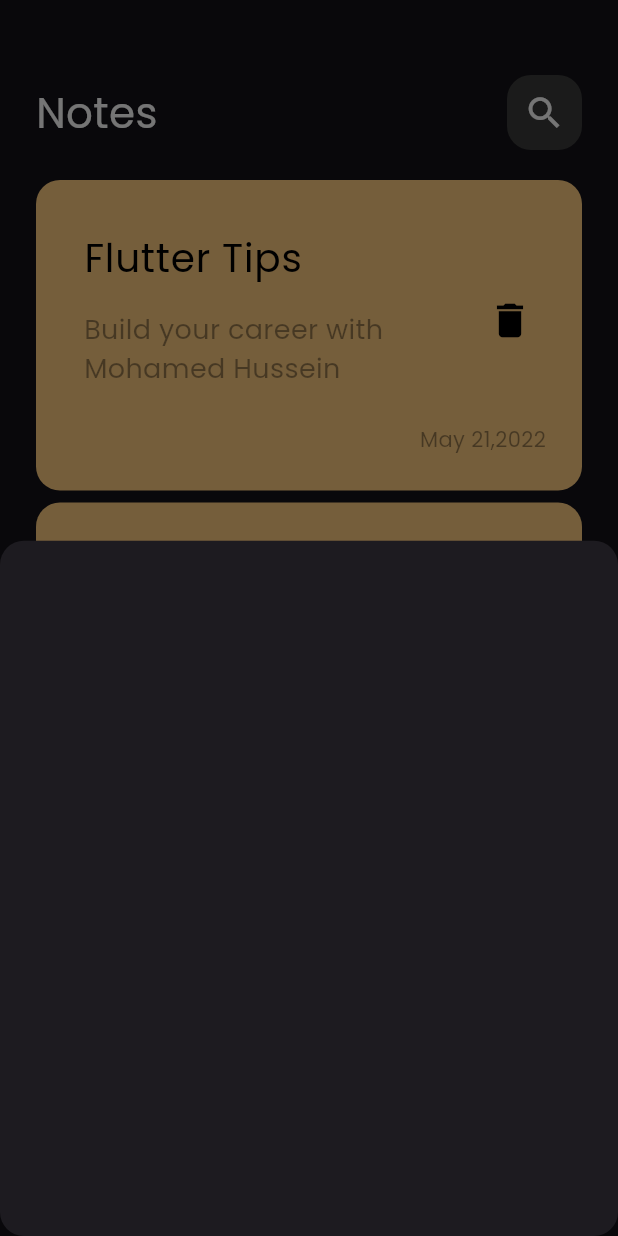
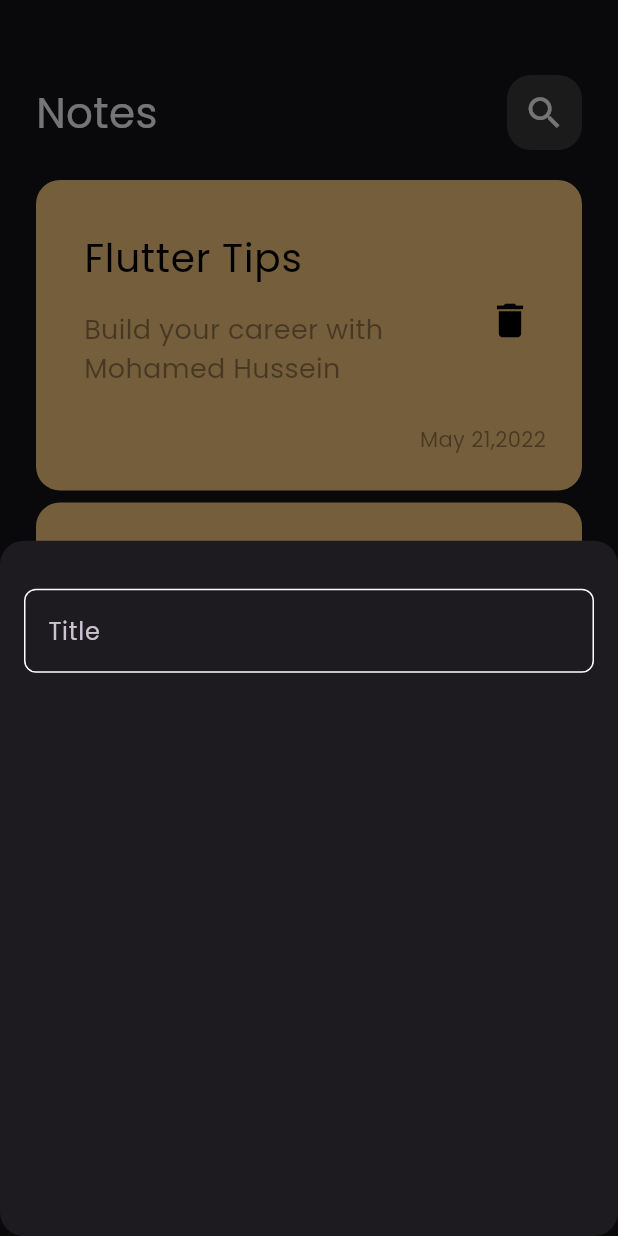
Before and after one commit to MohamedHussein20/Notes_App_Flutter, a Flutter app: the screen it shows after launch, after a tap on the "add" icon, on a phone screen of 412 x 824 dp. Run offline on Flutter 3.47's test engine with Material 3 defaults, Android fonts, the phone set to English and light mode, and no system bars.

Commit message:
create custom textfield

```diff
--- a/lib/widgets/add_note_bottom_sheet.dart
+++ b/lib/widgets/add_note_bottom_sheet.dart
@@ -1,10 +1,16 @@
 import 'package:flutter/material.dart';
+import 'package:notes_app/widgets/custom_textfield.dart';
 
 class AddNoteBottomSheet extends StatelessWidget {
   const AddNoteBottomSheet({super.key});
 
   @override
   Widget build(BuildContext context) {
-    return Container();
+    return Container(
+      child: Padding(
+        padding: const EdgeInsets.symmetric(horizontal: 16.0),
+        child: Column(children: [SizedBox(height: 32), CustomTextField()]),
+      ),
+    );
   }
 }
--- /dev/null
+++ b/lib/widgets/custom_textfield.dart
@@ -0,0 +1,25 @@
+import 'package:flutter/material.dart';
+
+class CustomTextField extends StatelessWidget {
+  const CustomTextField({super.key});
+
+  @override
+  Widget build(BuildContext context) {
+    return TextField(
+      cursorColor: Color(0xff62fcd7),
+      decoration: InputDecoration(
+        hintText: 'Title',
+        border: buildBorder(),
+        enabledBorder: buildBorder(),
+        focusedBorder: buildBorder(const Color(0xff62fcd7)),
+      ),
+    );
+  }
+
+  OutlineInputBorder buildBorder([color]) {
+    return OutlineInputBorder(
+      borderRadius: BorderRadius.circular(8),
+      borderSide: BorderSide(color: color ?? Colors.white),
+    );
+  }
+}
```
